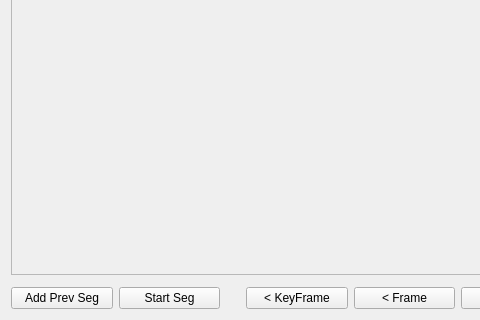
Above: prototypes/SegmentDetector/mainwindow.ui from trafficman/commcut before the change; both pictures show x 0 to 480 and y 448 to 768 of the 1024 by 768 pixel window. Below: the same form after it.
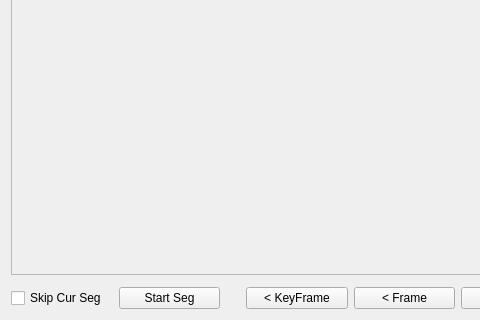
That is the form after the change. Custom widgets are drawn as their Qt base class.

Commit message: segment JSON format + placeholder, single segment JSON generated on load

Diff of the .ui file:
```diff
--- a/prototypes/SegmentDetector/mainwindow.ui
+++ b/prototypes/SegmentDetector/mainwindow.ui
@@ -38,9 +38,12 @@
      <item>
       <layout class="QHBoxLayout" name="horizontalLayout_3">
        <item>
-        <widget class="QPushButton" name="segmentPrevAdd">
+        <widget class="QCheckBox" name="clipIgnore">
          <property name="text">
-          <string>Add Prev Seg</string>
+          <string>Skip Cur Seg</string>
+         </property>
+         <property name="checked">
+          <bool>false</bool>
          </property>
         </widget>
        </item>
```
Lines whose indentation alone changed are shown as unchanged. The commit also changes 3 other files.
